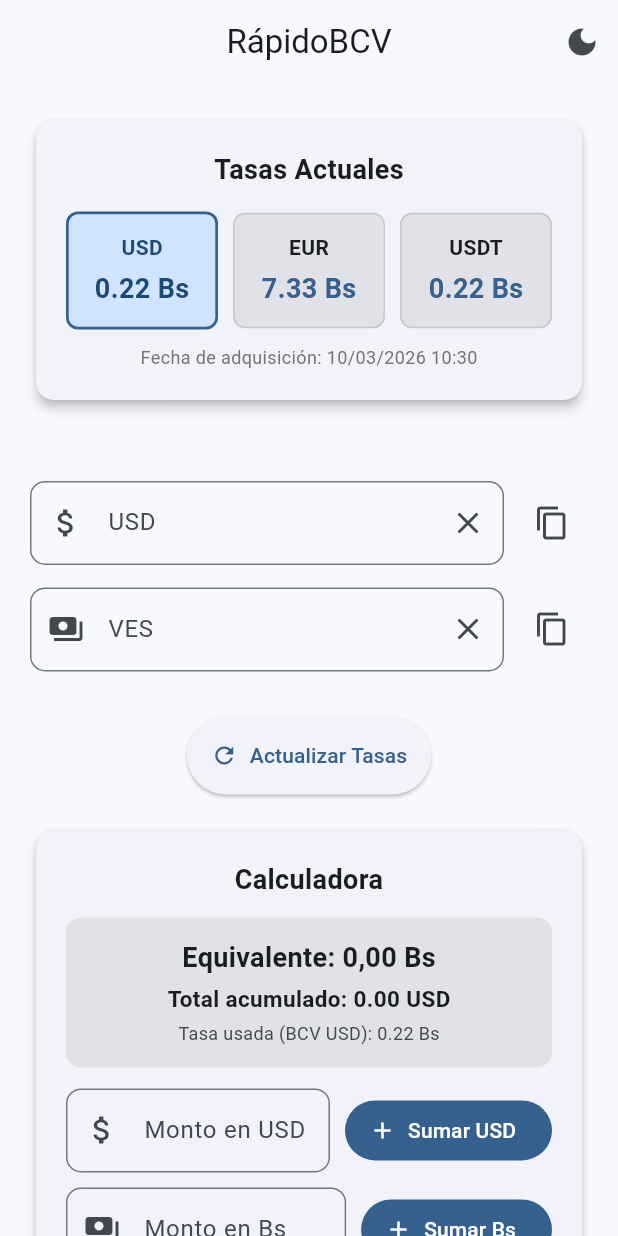
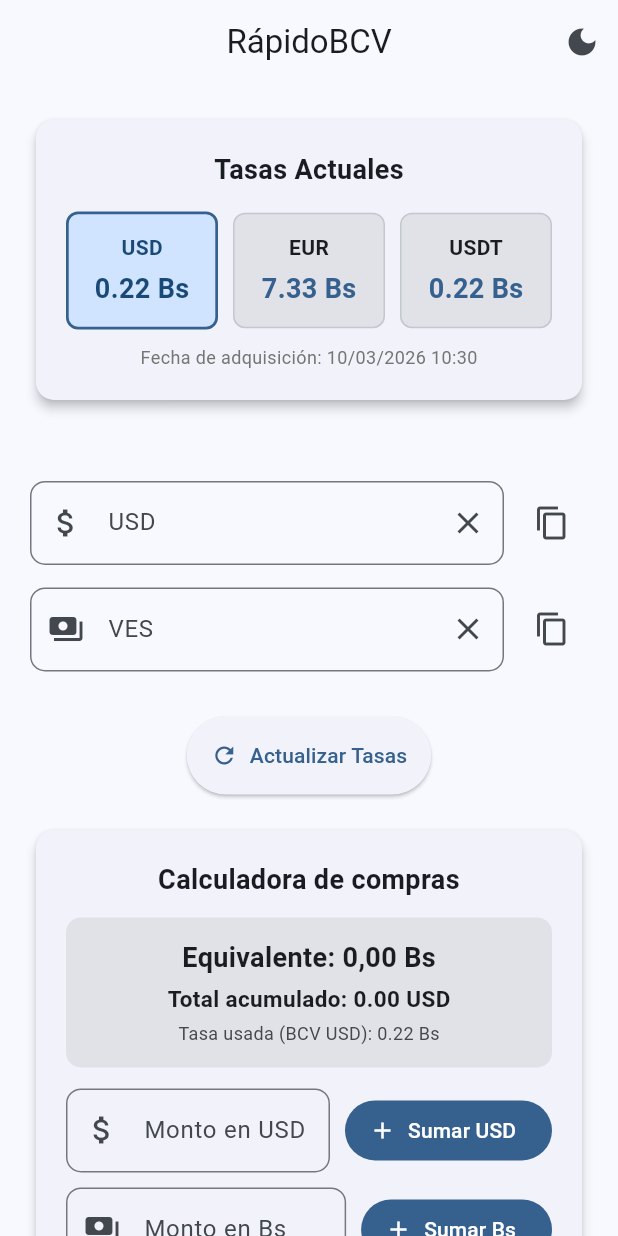
Before and after one commit to Abrahanq/RapidoBCV, a Flutter app: the screen it shows after launch, on a phone screen of 412 x 824 dp. Run offline on Flutter 3.47's test engine with Material 3 defaults, Android fonts, the phone set to English and light mode, and no system bars; our stand-ins replace shared_preferences; missing offline and left inert: home_widget; network calls fail.

Commit message:
Calculadora de compras puesta y cambiada de nombre

```diff
--- a/lib/main.dart
+++ b/lib/main.dart
@@ -1276,7 +1276,7 @@ class _UsdCalculatorPanel extends StatelessWidget {
           crossAxisAlignment: CrossAxisAlignment.stretch,
           children: [
             const Text(
-              'Calculadora',
+              'Calculadora de compras',
               textAlign: TextAlign.center,
               style: TextStyle(
                 fontSize: 18,
```
